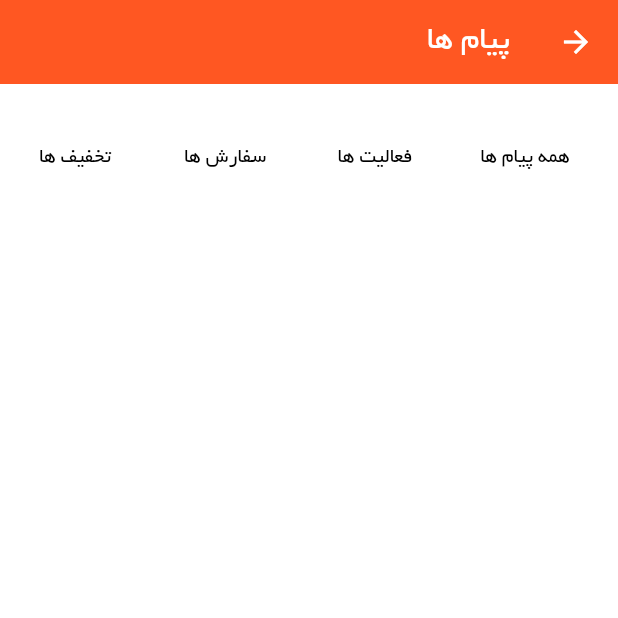
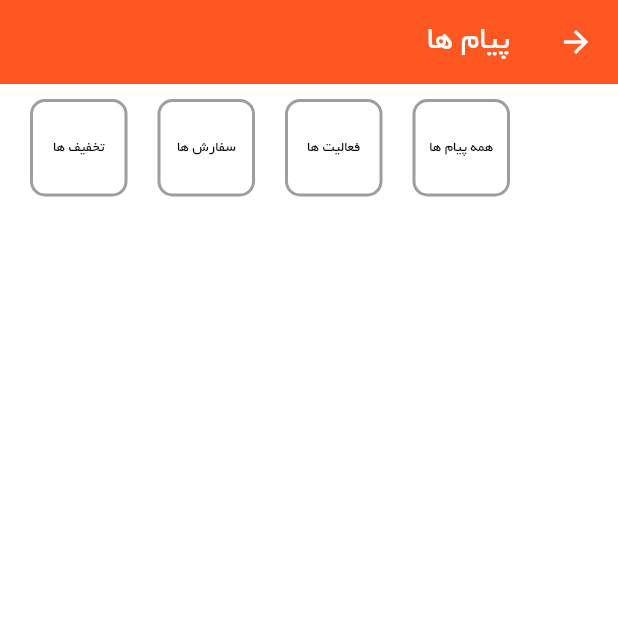
Before and after one commit to Ali3nti/abd_shop, a Flutter app: the NotificationPage screen opened directly, on a phone screen of 412 x 824 dp, the top half of it. Run offline on Flutter 3.47's test engine with Material 3 defaults, Android fonts, the phone set to English and light mode, and no system bars; our stand-ins replace connectivity_plus, device_preview, dotted_border, flutter_image_compress, flutter_spinkit, hive_flutter and 7 more; accounts and stored records are empty.

Commit message:
Edit Size & font & color &....

```diff
--- a/lib/screens/category/category_item_widget.dart
+++ b/lib/screens/category/category_item_widget.dart
@@ -56,9 +56,8 @@ class CategoryItemWidget extends StatelessWidget {
                 backgroundColor: Colors.transparent,
                 child: Image.network(
                   baseUrl + category.image,
-                  width: 60,
-                  height: 60,
-                  fit: BoxFit.cover,
+                  width: 50,
+                  height: 40,
                 ),
               ),
             ),
--- a/lib/screens/category/category_list_widget.dart
+++ b/lib/screens/category/category_list_widget.dart
@@ -15,7 +15,7 @@ class _CategoryListWidgetState extends State<CategoryListWidget> {
     return Padding(
       padding: const EdgeInsets.all(8.0),
       child: Container(
-        height: 190,
+        height: 180,
         child: ListView.builder(
           scrollDirection: Axis.horizontal,
           itemCount: allCategoriesList.length,
--- a/lib/screens/home/components/address/current_user_address_widget.dart
+++ b/lib/screens/home/components/address/current_user_address_widget.dart
@@ -26,7 +26,7 @@ class CurrentUserAddress extends StatelessWidget {
             child: Image.asset("assets/images/location.png",width: 16,),
           ),
           const Expanded(
-            child: Row(mainAxisAlignment: MainAxisAlignment.end,
+            child: Row(mainAxisAlignment: MainAxisAlignment.start,
               crossAxisAlignment: CrossAxisAlignment.center,
               children: [
                 Text(
@@ -36,7 +36,7 @@ class CurrentUserAddress extends StatelessWidget {
                 SizedBox(width: 5),
                 Text(
                   "آباده، میدان آزادی، کوچه هفتم",
-                  style: kHeaderTextStyle,
+                  style: kTextStyle,
                 ),
               ],
             ),
--- a/lib/screens/home/components/slider_Image/image_slider.dart
+++ b/lib/screens/home/components/slider_Image/image_slider.dart
@@ -19,7 +19,7 @@ class ImageSlider extends StatelessWidget {
         child: Material(
           color: CupertinoColors.white,
           child: Container(
-            margin: const EdgeInsets.all(15),
+            margin: const EdgeInsets.all(10),
             child: ClipRRect(
               borderRadius: BorderRadiusDirectional.circular(20),
               child: Image.network(
--- a/lib/screens/home/components/slider_Image/images_slider.dart
+++ b/lib/screens/home/components/slider_Image/images_slider.dart
@@ -78,7 +78,7 @@ class _HomeImagesSliderState extends State<HomeImagesSlider> {
       alignment: Alignment.bottomLeft,
       children: [
         SizedBox(
-          height: 145,
+          height: 120,
           child: PageView(
             controller: pageController,
             children: [
@@ -114,8 +114,8 @@ class _HomeImagesSliderState extends State<HomeImagesSlider> {
             count: 5,
             effect: ColorTransitionEffect(
                 dotColor: Colors.grey,
-                dotWidth: 9,
-                dotHeight: 9,
+                dotWidth: 5,
+                dotHeight: 5,
                 activeDotColor: Colors.black),
           ),
         ),
--- a/lib/screens/profile/notif_page/notif_page.dart
+++ b/lib/screens/profile/notif_page/notif_page.dart
@@ -52,20 +52,22 @@ class _DynamicContainersPageState extends State<NotificationPage> {
                 return GestureDetector(
                   onTap: () => _changeContent(title, index),
                   child: Container(
-                    decoration: BoxDecoration(borderRadius: BorderRadius.circular(10),
-                      color:
-                          _selectedIndex == index ? Colors.black : Colors.white,
+                    decoration: BoxDecoration(
+                      borderRadius: BorderRadius.circular(10),
+                      color: _selectedIndex == index ? Colors.black : Colors.white,
+                      border: Border.all(
+                        color: _selectedIndex == index ? Colors.black : Colors.grey,
+                        width: 2,
+                      ),
                     ),
-                    width: 80,
-                    height: 80,
-                    margin: EdgeInsets.all(10),
+                    width: 65,
+                    height: 65,
+                    margin: EdgeInsets.only(left: 20,top: 10),
                     child: Center(
                       child: Text(
                         title,
-                        style: TextStyle(
-                          color: _selectedIndex == index
-                              ? Colors.white
-                              : Colors.black,
+                        style: TextStyle(fontSize: 10,
+                          color: _selectedIndex == index ? Colors.white : Colors.black,
                         ),
                       ),
                     ),
@@ -77,7 +79,7 @@ class _DynamicContainersPageState extends State<NotificationPage> {
           SizedBox(height: 20),
           Text(
             _content,
-            style: TextStyle(fontSize: 24),
+            style: TextStyle(fontSize: 20),
           ),
         ],
       ),
--- a/lib/screens/profile/profile_page.dart
+++ b/lib/screens/profile/profile_page.dart
@@ -168,20 +168,20 @@ class _ProfilePageState extends State<ProfilePage> {
                   child: Row(
                     children: [
                       Image.asset("assets/images/wallet.png",
-                          width: 50, height: 50),
+                          width: 30, height: 50),
                       const SizedBox(width: 10),
                       Column(
                         crossAxisAlignment: CrossAxisAlignment.start,
                         children: [
                           const Text(
                             "کیف پول",
-                            style: TextStyle(fontSize: 18),
+                            style: TextStyle(fontSize: 14),
                           ),
                           Row(
                             children: [
                               Text(
                                 NumberFormat("#,##0").format(10000),
-                                style: TextStyle(fontSize: 16),
+                                style: TextStyle(fontSize: 14),
                               ),
                               const SizedBox(width: 5),
                               Image.asset(
```
Also changed, not shown: lib/product/product_Card_Widget/product_card_widget.dart (+8 -8 lines), lib/screens/home/components/amazing_product/amazing_item_widget.dart (+9 -6 lines), lib/screens/home/components/amazing_product/amazing_widget.dart (+4 -4 lines), lib/screens/home/components/app_Bar/app_Bar_Original.dart (+4 -7 lines), lib/screens/home/components/home_body.dart (+6 -10 lines), lib/screens/profile/rating_Info_page.dart (+9 -5 lines), lib/screens/profile/support_Button.dart (+13 -7 lines).
